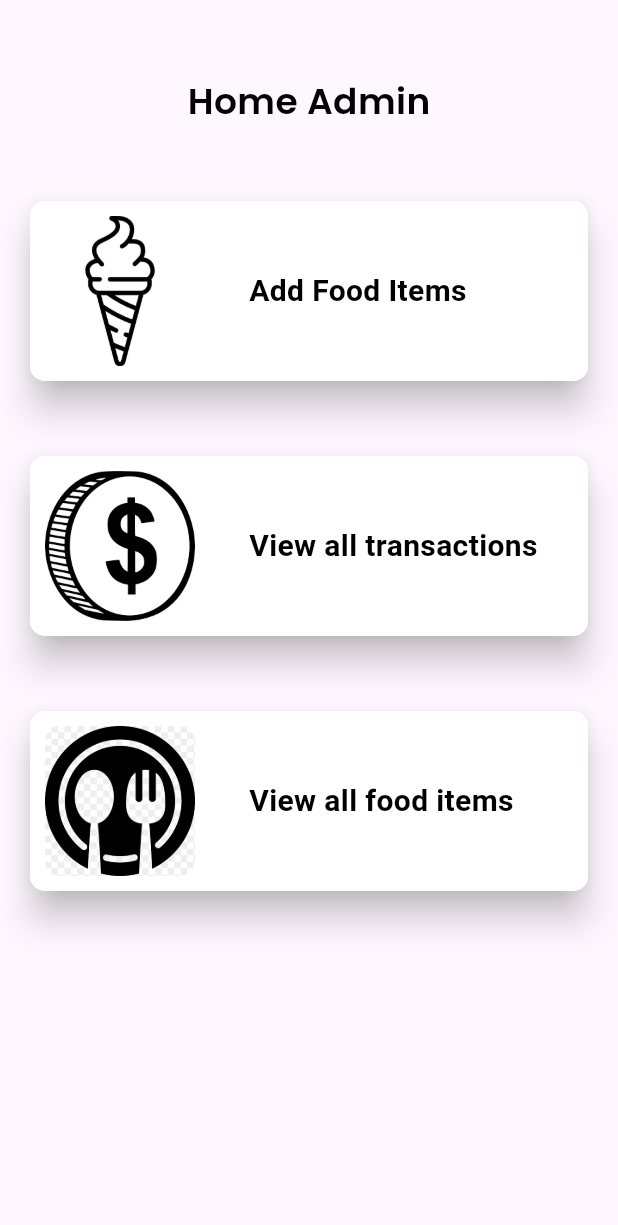
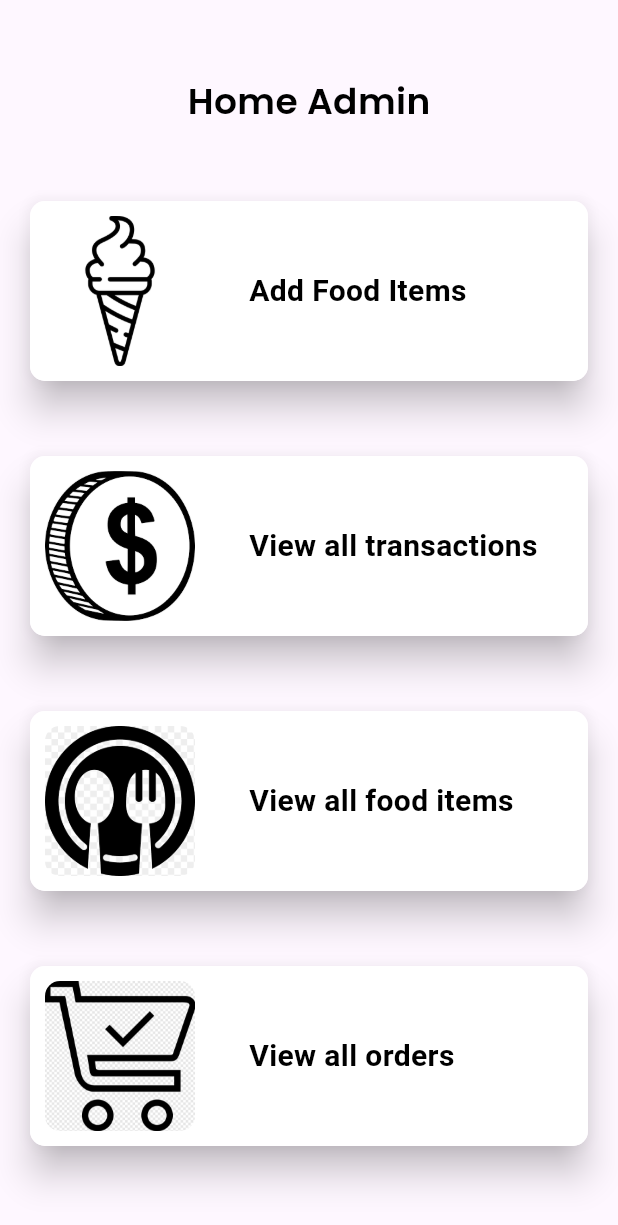
Before and after one commit to dvq2609/prm393, a Flutter app: the HomeAdmin screen opened directly, on a phone screen of 412 x 824 dp. Shown: the top 1225 px of the screen. Run offline on Flutter 3.47's test engine with Material 3 defaults, Android fonts, the phone set to English and light mode, and no system bars; our stand-ins replace cloud_firestore, curved_navigation_bar, firebase_auth, firebase_core, image_picker, rxdart and 1 more; missing offline and left inert: momo_payment_flutter; accounts and stored records are empty.

```diff
--- a/lib/admin/home_admin.dart
+++ b/lib/admin/home_admin.dart
@@ -1,5 +1,6 @@
 import 'package:flutter/material.dart';
 import 'package:prm393/admin/add_food.dart';
+import 'package:prm393/admin/view_order.dart';
 import 'package:prm393/admin/view_transactions.dart';
 import 'package:prm393/widget/widget_support.dart';
 import 'package:prm393/admin/view_food.dart';
@@ -174,6 +175,55 @@ class _HomeAdminState extends State<HomeAdmin> {
                 ),
               ),
             ),
+            SizedBox(height: 50),
+            GestureDetector(
+              onTap: () {
+                Navigator.push(
+                  context,
+                  MaterialPageRoute(builder: (context) => const ViewOrder()),
+                );
+              },
+              child: Material(
+                elevation: 10.0,
+                borderRadius: BorderRadius.circular(10),
+                child: Center(
+                  child: Container(
+                    padding: EdgeInsets.all(4),
+                    decoration: BoxDecoration(
+                      color: Colors.white,
+                      borderRadius: BorderRadius.circular(10),
+                    ),
+                    child: Row(
+                      children: [
+                        Padding(
+                          padding: EdgeInsets.all(6.0),
+                          child: ClipRRect(
+                            borderRadius: BorderRadius.circular(10),
+                            child: Image.asset(
+                              "images/order.png",
+                              height: 100,
+                              width: 100,
+                              fit: BoxFit.cover,
+                            ),
+                          ),
+                        ),
+                        SizedBox(width: 30.0),
+                        Expanded(
+                          child: Text(
+                            "View all orders",
+                            style: TextStyle(
+                              color: Colors.black,
+                              fontSize: 20.0,
+                              fontWeight: FontWeight.bold,
+                            ),
+                          ),
+                        ),
+                      ],
+                    ),
+                  ),
+                ),
+              ),
+            ),
           ],
         ),
       ),
--- a/lib/services/database.dart
+++ b/lib/services/database.dart
@@ -73,6 +73,17 @@ class DatabaseMethods {
     }
   }
 
+  Future<void> saveOrder(Map<String, dynamic> orderData) async {
+    await FirebaseFirestore.instance.collection("orders").add(orderData);
+  }
+
+  Future<Stream<QuerySnapshot>> getAllOrders() async {
+    return FirebaseFirestore.instance
+        .collection("orders")
+        .orderBy("createdAt", descending: true)
+        .snapshots();
+  }
+
   Future<void> updateFoodItem(String category, String id, Map<String, dynamic> updatedInfo) async {
     await FirebaseFirestore.instance
         .collection(category)
```
Also changed, not shown: lib/admin/view_order.dart (added, +251 -0 lines), lib/admin/view_transactions.dart (+12 -5 lines), lib/pages/order.dart (+19 -1 lines), images/order.png (added).
